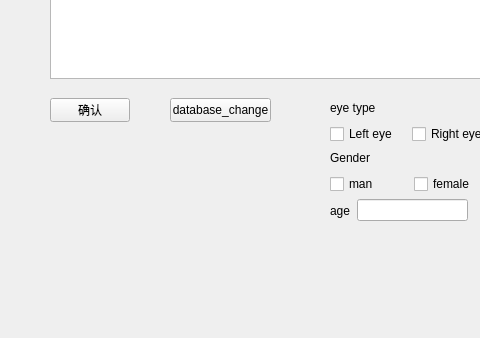
Qt form mainwindow.ui (15757892053/visual_field_test) before a commit; both pictures show x 0 to 480 and y 262 to 600 of the 1205 by 600 pixel window.
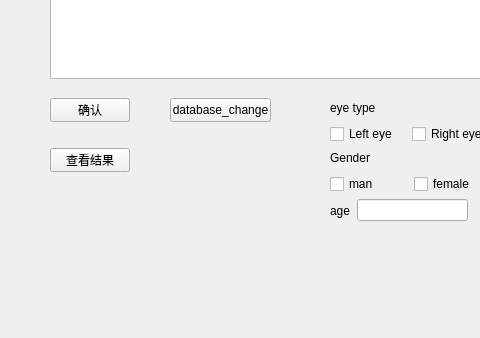
The same form after that commit.

```diff
--- a/mainwindow.ui
+++ b/mainwindow.ui
@@ -199,6 +199,19 @@
      </rect>
     </property>
    </widget>
+   <widget class="QPushButton" name="pushButton_2">
+    <property name="geometry">
+     <rect>
+      <x>50</x>
+      <y>410</y>
+      <width>80</width>
+      <height>24</height>
+     </rect>
+    </property>
+    <property name="text">
+     <string>查看结果</string>
+    </property>
+   </widget>
   </widget>
   <widget class="QMenuBar" name="menubar">
    <property name="geometry">
```
